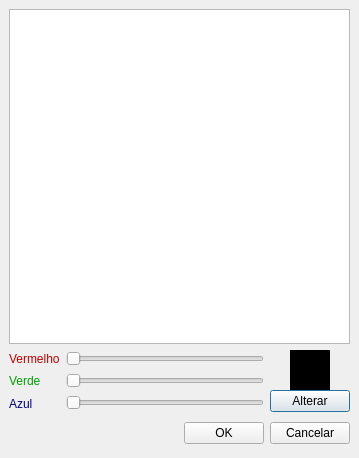
Old version of the form rs/src/ui/frschemas.ui in the repository xvjau/Reserva-de-Salas.
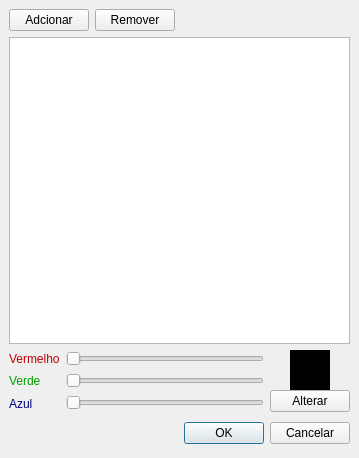
New version of the form. Icons and pictures are not drawn.

Commit message: Added Add/Reemove buttons to Color Schemes form

```diff
--- a/rs/src/ui/frschemas.ui
+++ b/rs/src/ui/frschemas.ui
@@ -22,7 +22,72 @@
    <property name="spacing" >
     <number>6</number>
    </property>
-   <item row="1" column="1" >
+   <item row="3" column="0" colspan="2" >
+    <layout class="QHBoxLayout" >
+     <property name="margin" >
+      <number>0</number>
+     </property>
+     <property name="spacing" >
+      <number>6</number>
+     </property>
+     <item>
+      <spacer>
+       <property name="orientation" >
+        <enum>Qt::Horizontal</enum>
+       </property>
+       <property name="sizeType" >
+        <enum>QSizePolicy::Expanding</enum>
+       </property>
+       <property name="sizeHint" >
+        <size>
+         <width>131</width>
+         <height>31</height>
+        </size>
+       </property>
+      </spacer>
+     </item>
+     <item>
+      <widget class="QPushButton" name="okButton" >
+       <property name="sizePolicy" >
+        <sizepolicy>
+         <hsizetype>0</hsizetype>
+         <vsizetype>0</vsizetype>
+         <horstretch>0</horstretch>
+         <verstretch>0</verstretch>
+        </sizepolicy>
+       </property>
+       <property name="text" >
+        <string>OK</string>
+       </property>
+       <property name="icon" >
+        <iconset resource="../res/rs.qrc" >:/png/buttons/16/agt_action_success.png</iconset>
+       </property>
+      </widget>
+     </item>
+     <item>
+      <widget class="QPushButton" name="cancelButton" >
+       <property name="sizePolicy" >
+        <sizepolicy>
+         <hsizetype>0</hsizetype>
+         <vsizetype>0</vsizetype>
+         <horstretch>0</horstretch>
+         <verstretch>0</verstretch>
+        </sizepolicy>
+       </property>
+       <property name="text" >
+        <string>Cancelar</string>
+       </property>
+       <property name="icon" >
+        <iconset resource="../res/rs.qrc" >:/png/buttons/16/agt_action_fail.png</iconset>
+       </property>
+      </widget>
+     </item>
+    </layout>
+   </item>
+   <item row="1" column="0" colspan="2" >
+    <widget class="QTableView" name="tableView" />
+   </item>
+   <item row="2" column="1" >
     <layout class="QVBoxLayout" >
      <property name="margin" >
       <number>0</number>
@@ -583,69 +648,7 @@
      </item>
     </layout>
    </item>
-   <item row="2" column="0" colspan="2" >
-    <layout class="QHBoxLayout" >
-     <property name="margin" >
-      <number>0</number>
-     </property>
-     <property name="spacing" >
-      <number>6</number>
-     </property>
-     <item>
-      <spacer>
-       <property name="orientation" >
-        <enum>Qt::Horizontal</enum>
-       </property>
-       <property name="sizeType" >
-        <enum>QSizePolicy::Expanding</enum>
-       </property>
-       <property name="sizeHint" >
-        <size>
-         <width>131</width>
-         <height>31</height>
-        </size>
-       </property>
-      </spacer>
-     </item>
-     <item>
-      <widget class="QPushButton" name="okButton" >
-       <property name="sizePolicy" >
-        <sizepolicy>
-         <hsizetype>0</hsizetype>
-         <vsizetype>0</vsizetype>
-         <horstretch>0</horstretch>
-         <verstretch>0</verstretch>
-        </sizepolicy>
-       </property>
-       <property name="text" >
-        <string>OK</string>
-       </property>
-       <property name="icon" >
-        <iconset resource="../res/rs.qrc" >:/png/buttons/16/agt_action_success.png</iconset>
-       </property>
-      </widget>
-     </item>
-     <item>
-      <widget class="QPushButton" name="cancelButton" >
-       <property name="sizePolicy" >
-        <sizepolicy>
-         <hsizetype>0</hsizetype>
-         <vsizetype>0</vsizetype>
-         <horstretch>0</horstretch>
-         <verstretch>0</verstretch>
-        </sizepolicy>
-       </property>
-       <property name="text" >
-        <string>Cancelar</string>
-       </property>
-       <property name="icon" >
-        <iconset resource="../res/rs.qrc" >:/png/buttons/16/agt_action_fail.png</iconset>
-       </property>
-      </widget>
-     </item>
-    </layout>
-   </item>
-   <item row="1" column="0" >
+   <item row="2" column="0" >
     <layout class="QHBoxLayout" >
      <property name="margin" >
       <number>0</number>
@@ -2147,8 +2150,48 @@
      </item>
     </layout>
    </item>
-   <item row="0" column="0" colspan="2" >
-    <widget class="QTableView" name="tableView" />
+   <item row="0" column="0" >
+    <layout class="QHBoxLayout" >
+     <property name="margin" >
+      <number>0</number>
+     </property>
+     <property name="spacing" >
+      <number>6</number>
+     </property>
+     <item>
+      <widget class="QPushButton" name="pbAdcionar" >
+       <property name="text" >
+        <string>Adcionar</string>
+       </property>
+       <property name="icon" >
+        <iconset resource="../res/rs.qrc" >:/png/buttons/16/edit_add.png</iconset>
+       </property>
+      </widget>
+     </item>
+     <item>
+      <widget class="QPushButton" name="pbRemover" >
+       <property name="text" >
+        <string>Remover</string>
+       </property>
+       <property name="icon" >
+        <iconset resource="../res/rs.qrc" >:/png/buttons/16/button_cancel.png</iconset>
+       </property>
+      </widget>
+     </item>
+     <item>
+      <spacer>
+       <property name="orientation" >
+        <enum>Qt::Horizontal</enum>
+       </property>
+       <property name="sizeHint" >
+        <size>
+         <width>40</width>
+         <height>20</height>
+        </size>
+       </property>
+      </spacer>
+     </item>
+    </layout>
    </item>
   </layout>
  </widget>
```
The commit also changes 2 other files.
